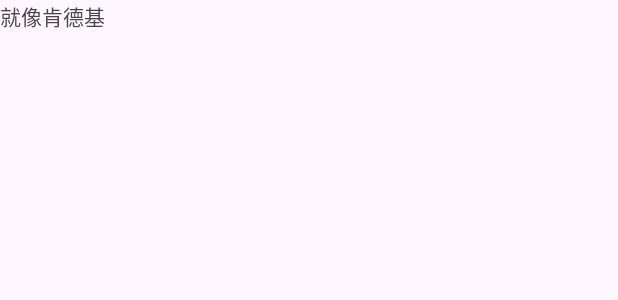
After one commit to mengzk/mu-studio, an Android app: the layout frag_test.xml on its own in the app's theme, with its tools: preview values and no code run, on a phone screen of 412 x 824 dp. The commit adds this screen. Shown: the top 300 px of the screen. Run offline under Robolectric (Android 15) with nearby library versions, the phone set to English and light mode, and no system bars; network calls fail.

Commit message:
添加代码

```diff
--- a/app/src/main/java/com/edu/postest/ui/HomeActivity.kt
+++ b/app/src/main/java/com/edu/postest/ui/HomeActivity.kt
@@ -1,6 +1,7 @@
 package com.edu.postest.ui
 
 import android.os.Bundle
+import androidx.lifecycle.ViewModelProvider
 import com.edu.postest.R
 import com.edu.postest.custom.VMActivity
 
@@ -11,6 +12,9 @@
  * Desc:
  */
 class HomeActivity: VMActivity() {
+    private val viewModel: HomeViewModel by lazy {
+        ViewModelProvider(this)[HomeViewModel::class.java]
+    }
 
     override fun onCreate(savedInstanceState: Bundle?) {
         super.onCreate(savedInstanceState)
@@ -18,5 +22,4 @@
         setContentView(R.layout.act_home)
     }
 
-
 }
--- a/app/src/main/java/com/edu/postest/ui/TestActivity.kt
+++ b/app/src/main/java/com/edu/postest/ui/TestActivity.kt
@@ -1,6 +1,7 @@
 package com.edu.postest.ui
 
 import android.os.Bundle
+import androidx.lifecycle.ViewModelProvider
 import com.edu.postest.R
 import com.edu.postest.custom.VMActivity
 
@@ -11,6 +12,9 @@
  * Desc:
  */
 class TestActivity: VMActivity() {
+    private val viewModel: TestViewModel by lazy {
+        ViewModelProvider(this)[TestViewModel::class.java]
+    }
 
     override fun onCreate(savedInstanceState: Bundle?) {
         super.onCreate(savedInstanceState)
--- /dev/null
+++ b/app/src/main/res/layout/frag_test.xml
@@ -0,0 +1,15 @@
+<?xml version="1.0" encoding="utf-8"?>
+<layout xmlns:android="http://schemas.android.com/apk/res/android">
+    <data></data>
+
+    <LinearLayout
+        android:layout_width="match_parent"
+        android:layout_height="match_parent"
+        android:orientation="vertical">
+
+        <TextView
+            android:layout_width="match_parent"
+            android:layout_height="wrap_content"
+            android:text="就像肯德基" />
+    </LinearLayout>
+</layout>
```
Also changed, not shown: app/src/main/java/com/edu/postest/ui/TestFragment.kt (added, +17 -0 lines), app/src/main/java/com/edu/postest/ui/TestViewModel.kt (added, +12 -0 lines).
